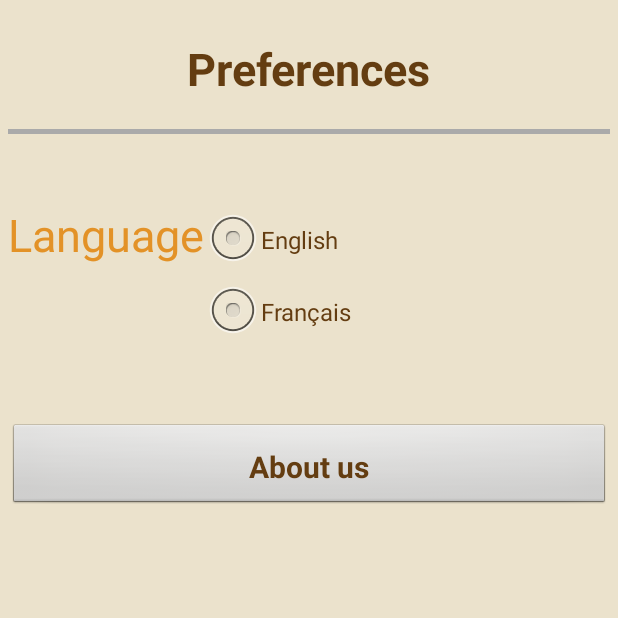
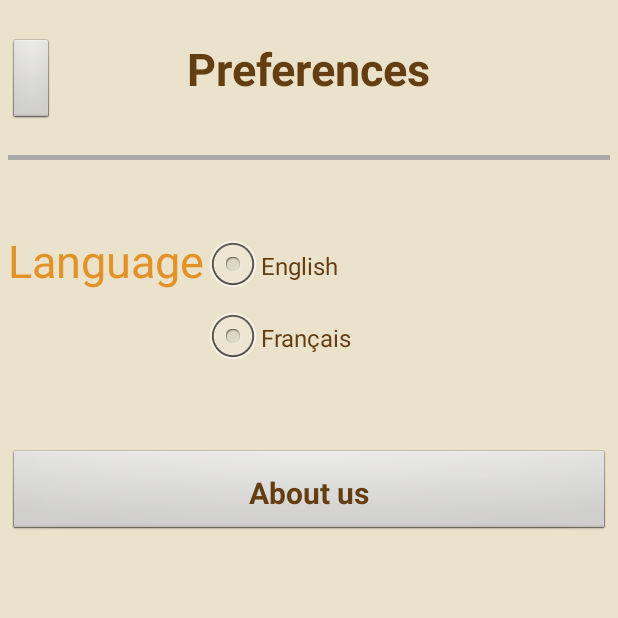
Before and after one commit to Donaschmi/UCLove, an Android app: the Preference screen opened directly, with no data from a screen before it, on a phone screen of 412 x 824 dp, the top half of it. Run offline under Robolectric (Android 15) with nearby library versions, the phone set to English and light mode, and no system bars; 2 statements that could not run were skipped.

Commit message:
quelques modifs pour preference

```diff
--- a/app/src/main/java/ucloveproject/uclove/Activity/Preference.java
+++ b/app/src/main/java/ucloveproject/uclove/Activity/Preference.java
@@ -21,6 +21,7 @@ public class Preference extends MyActivity implements View.OnClickListener{
     private RadioButton btnFrench = null;
     private RadioButton btnEnglish = null;
     private Button about = null;
+    private Button btnBack;
     private String username = null;
 
     @Override
@@ -41,6 +42,8 @@ public class Preference extends MyActivity implements View.OnClickListener{
         btnFrench.setOnClickListener(this);
         btnEnglish = (RadioButton) findViewById(R.id.radio_french);
         btnEnglish.setOnClickListener(this);
+        btnBack=(Button) findViewById(R.id.btn_pref_back);
+        btnBack.setOnClickListener(this);
         about = (Button) findViewById(R.id.btn_about);
         about.setOnClickListener(this);
     }
@@ -54,8 +57,12 @@ public class Preference extends MyActivity implements View.OnClickListener{
             case R.id.radio_french:
                 //Set l'appli en francais
                 break;
+            case R.id.btn_pref_back:
+                finish();
+                break;
             case R.id.btn_about:
-                //Afficher le about
+                String aboutUs=getString(R.string.about_us);
+                super.printToast(aboutUs);
                 break;
         }
     }
--- a/app/src/main/res/layout/activity_preferences.xml
+++ b/app/src/main/res/layout/activity_preferences.xml
@@ -18,7 +18,13 @@
             android:paddingBottom="30px"
             android:paddingTop="30px">
 
-
+            <Button
+                style="@style/GrosBouton"
+                android:id="@+id/btn_pref_back"
+                android:layout_alignParentTop="true"
+                android:layout_width="wrap_content"
+                android:layout_height="wrap_content"
+                android:layout_alignParentBottom="true" />
             <TextView
                 android:id="@+id/textView_title_preferences"
                 style="@style/Titre"
```
